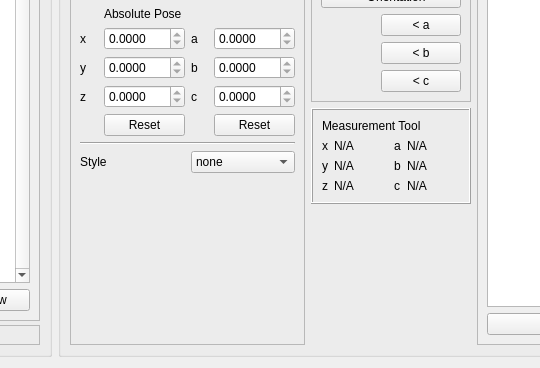
First picture: the form in frame_editor/src/frame_editor/FrameEditorGUI.ui, repository ipa320/rqt_frame_editor_plugin, before the edit; both pictures show x 299 to 839 and y 330 to 698 of the 1048 by 698 pixel window.
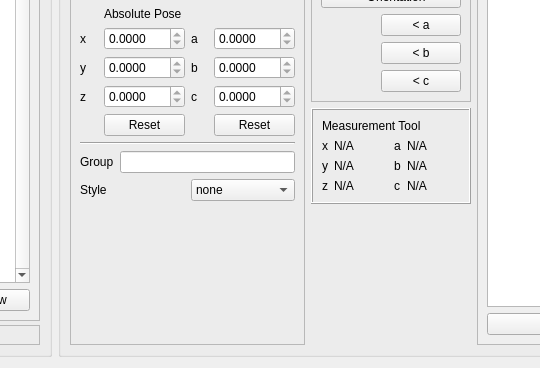
Second picture: the form after the edit. Icons and pictures are not drawn.

Commit message: grouping is now available from gui

```diff
--- a/frame_editor/src/frame_editor/FrameEditorGUI.ui
+++ b/frame_editor/src/frame_editor/FrameEditorGUI.ui
@@ -628,6 +628,20 @@
              </property>
             </widget>
            </item>
+           <item>
+            <layout class="QHBoxLayout" name="horizontalLayout">
+             <item>
+              <widget class="QLabel" name="label_19">
+               <property name="text">
+                <string>Group</string>
+               </property>
+              </widget>
+             </item>
+             <item>
+              <widget class="QLineEdit" name="txt_group"/>
+             </item>
+            </layout>
+           </item>
            <item>
             <layout class="QHBoxLayout" name="horizontalLayout_10">
              <item>
```
Left out of the diff: 8 changed lines with no effect on the pictures. The commit also changes 4 other files.
